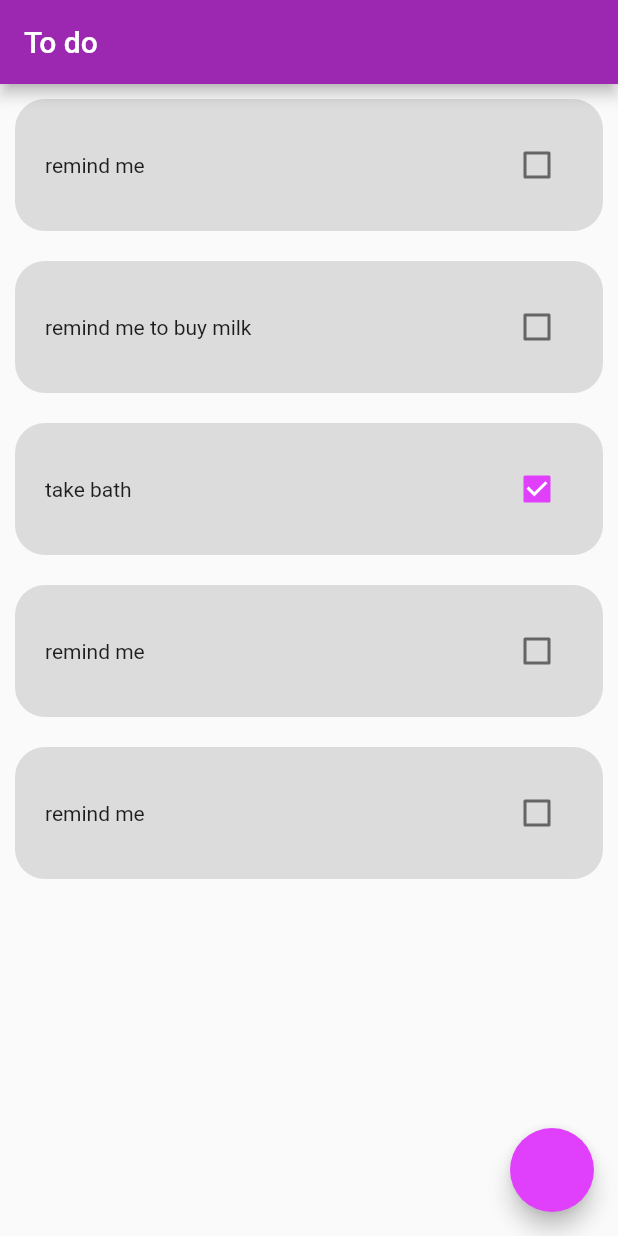
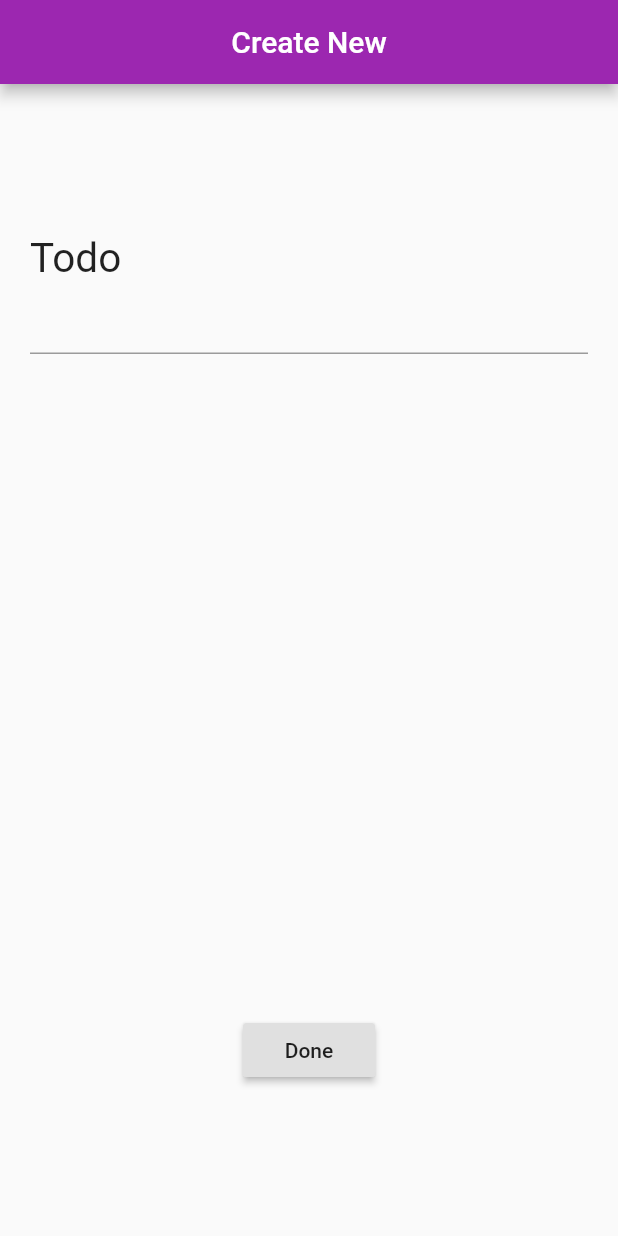
Before and after one commit to sohail21400/todo_netX, a Flutter app: the screen it shows after launch, on a phone screen of 412 x 824 dp. Run offline on Flutter 3.47's test engine with Material 2 defaults, Android fonts, the phone set to English and light mode, and no system bars.

Commit message:
second day, created a new page

```diff
--- a/lib/main.dart
+++ b/lib/main.dart
@@ -1,9 +1,14 @@
 import 'package:flutter/material.dart';
 import 'package:todo/models/todo_model.dart';
+import 'package:todo/screens/todo_create_page.dart';
+
+// TODO
+// 1. New page for todo creation
+// 2. make the check box working
+// 3. user defined todo
 
 // This is the main function
 void main() => runApp(MyApp());
-
 
 // why is this a stateful widget, because it's state (look) changes when user taps the screen
 class MyApp extends StatefulWidget {
@@ -21,10 +26,8 @@ List<Todo> todoItems = [
   Todo("remind me", false),
 ];
 
-
 // This is how we define a stateful widget
 class _MyAppState extends State<MyApp> {
-
   // --------------------------------------------------------------
   // this function converts the todo data to a todo widget
   Container todoItemWidget(Todo todoObject) {
@@ -55,30 +58,37 @@ class _MyAppState extends State<MyApp> {
   }
   // --------------------------------------------------------------
 
-
   // build() function builds the UI
   @override
   Widget build(BuildContext context) {
     return MaterialApp(
       // here we can define the overall theme of the app
       theme: ThemeData(
-        accentColor: Colors.purpleAccent, primaryColor: Colors.purple,
+        accentColor: Colors.purpleAccent,
+        primaryColor: Colors.purple,
       ),
-      home: Scaffold(
-          appBar: AppBar(
-            title: Text("To do"),
-          ),
-          floatingActionButton: FloatingActionButton(
-            onPressed: () {
-              print("hello");
-            },
-          ),
-          body: ListView.builder(
-            itemCount: 5,
-            itemBuilder: (context, index) {
-              return todoItemWidget(todoItems[index]);
-            },
-          )),
+      home: CreateToDoPage(),
+      // home: Scaffold(
+      //   appBar: AppBar(
+      //     title: Text("To do"),
+      //   ),
+      //   floatingActionButton: FloatingActionButton(
+      //     child: Icon(Icons.add),
+      //     onPressed: () {
+      //       Navigator.push(context,
+      //           MaterialPageRoute(builder: (context) => CreateToDoPage()));
+      //       print("hello");
+      //     },
+      //   ),
+      //   body: ListView.builder(
+      //     itemCount: 5,
+      //     itemBuilder: (context, index) {
+      //       return todoItemWidget(todoItems[index]);
+      //     },
+      //   ),
+      // ),
     );
   }
 }
+
+// this is creating
--- /dev/null
+++ b/lib/screens/todo_create_page.dart
@@ -0,0 +1,45 @@
+import 'package:flutter/material.dart';
+
+class CreateToDoPage extends StatefulWidget {
+  @override
+  _CreateToDoPageState createState() => _CreateToDoPageState();
+}
+
+class _CreateToDoPageState extends State<CreateToDoPage> {
+  @override
+  Widget build(BuildContext context) {
+    return Scaffold(
+      appBar: AppBar(
+        title: Text("Create New"),
+        centerTitle: true,
+      ),
+      body: Padding(
+        padding: EdgeInsets.symmetric(
+          horizontal: 20,
+          vertical: 100,
+        ),
+        child: Column(
+          crossAxisAlignment: CrossAxisAlignment.start,
+          children: <Widget>[
+            Text(
+              "Todo",
+              style: TextStyle(
+                fontSize: 27,
+              ),
+            ),
+            TextField(),
+            Spacer(),
+            Center(
+              child: RaisedButton(
+                child: Text("Done"),
+                onPressed: () {
+                  print("Button pressed");
+                },
+              ),
+            )
+          ],
+        ),
+      ),
+    );
+  }
+}
--- /dev/null
+++ b/lib/services/firebase_service.dart
@@ -0,0 +1 @@
+// TODO write code to integrate with backend
--- a/pubspec.yaml
+++ b/pubspec.yaml
@@ -23,6 +23,7 @@ dependencies:
   # The following adds the Cupertino Icons font to your application.
   # Use with the CupertinoIcons class for iOS style icons.
   cupertino_icons: ^0.1.2
+  cloud_firestore: ^0.13.7
 
 dev_dependencies:
   flutter_test:
```
Also changed, not shown: lib/screens/login_page.dart (added), pubspec.lock.
